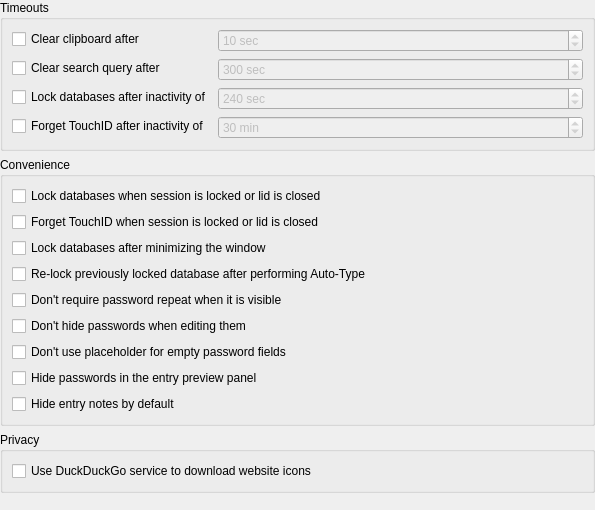
First picture: the form in src/gui/ApplicationSettingsWidgetSecurity.ui, repository keepassxreboot/keepassxc, before the edit.
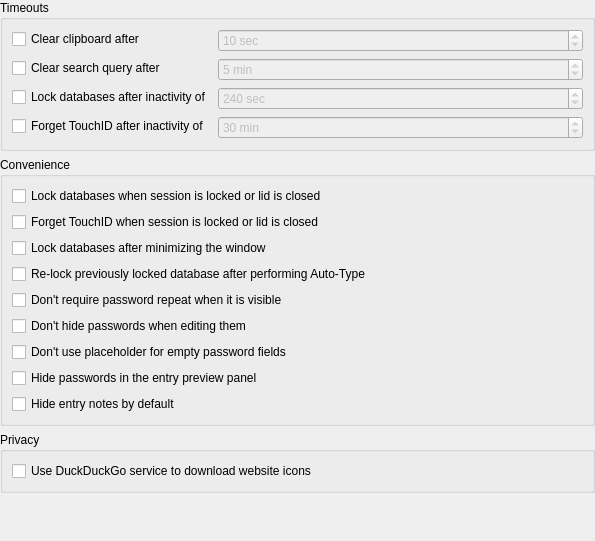
Second picture: the form after the edit.

Commit message: Change clear search timeout unit to minutes

```diff
--- a/src/gui/ApplicationSettingsWidgetSecurity.ui
+++ b/src/gui/ApplicationSettingsWidgetSecurity.ui
@@ -7,7 +7,7 @@
     <x>0</x>
     <y>0</y>
     <width>595</width>
-    <height>510</height>
+    <height>541</height>
    </rect>
   </property>
   <layout class="QVBoxLayout" name="verticalLayout">
@@ -80,16 +80,16 @@
          </sizepolicy>
         </property>
         <property name="suffix">
-         <string comment="Seconds"> sec</string>
+         <string comment="Minutes"> min</string>
         </property>
         <property name="minimum">
          <number>1</number>
         </property>
         <property name="maximum">
-         <number>999</number>
+         <number>1440</number>
         </property>
         <property name="value">
-         <number>300</number>
+         <number>5</number>
         </property>
         <property name="displayIntegerBase">
          <number>10</number>
```
The commit also changes 2 other files.
